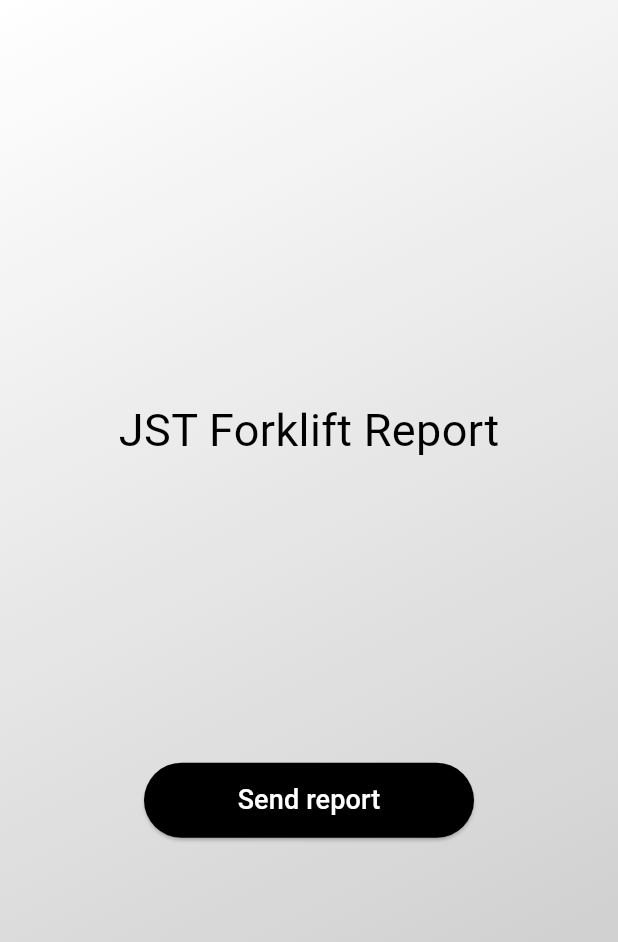
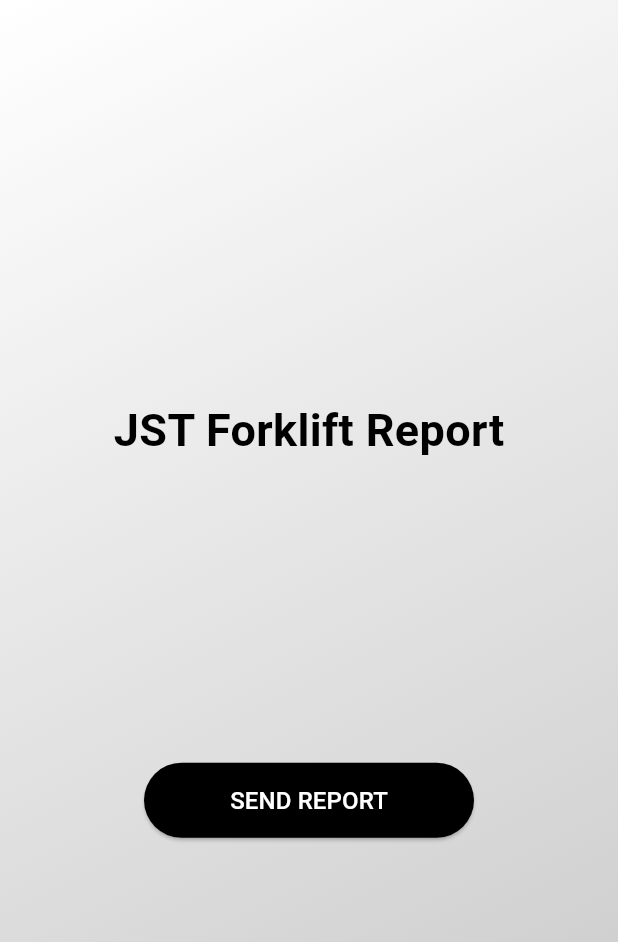
Before and after one commit to ME-CODE-UK/jstapp, a Flutter app: the screen it shows after launch, on a phone screen of 412 x 824 dp. Shown: the top 942 px of the screen. Run offline on Flutter 3.47's test engine with Material 3 defaults, Android fonts, the phone set to English and light mode, and no system bars.

Commit message:
Formatting changes

```diff
--- a/lib/screens/home_screen.dart
+++ b/lib/screens/home_screen.dart
@@ -27,6 +27,7 @@ class HomeScreen extends StatelessWidget {
                 style: TextStyle(
                   color: Colors.black,
                   fontSize: 30,
+                  fontWeight: FontWeight.bold,
                 ),
               ),
               const SizedBox(height: 200),
@@ -44,9 +45,9 @@ class HomeScreen extends StatelessWidget {
                   },
                   child: const Text(
                     style: TextStyle(
-                      fontSize: 18,
+                      fontSize: 16,
                     ),
-                    'Send report',
+                    'SEND REPORT',
                   ),
                 ),
               ),
```
